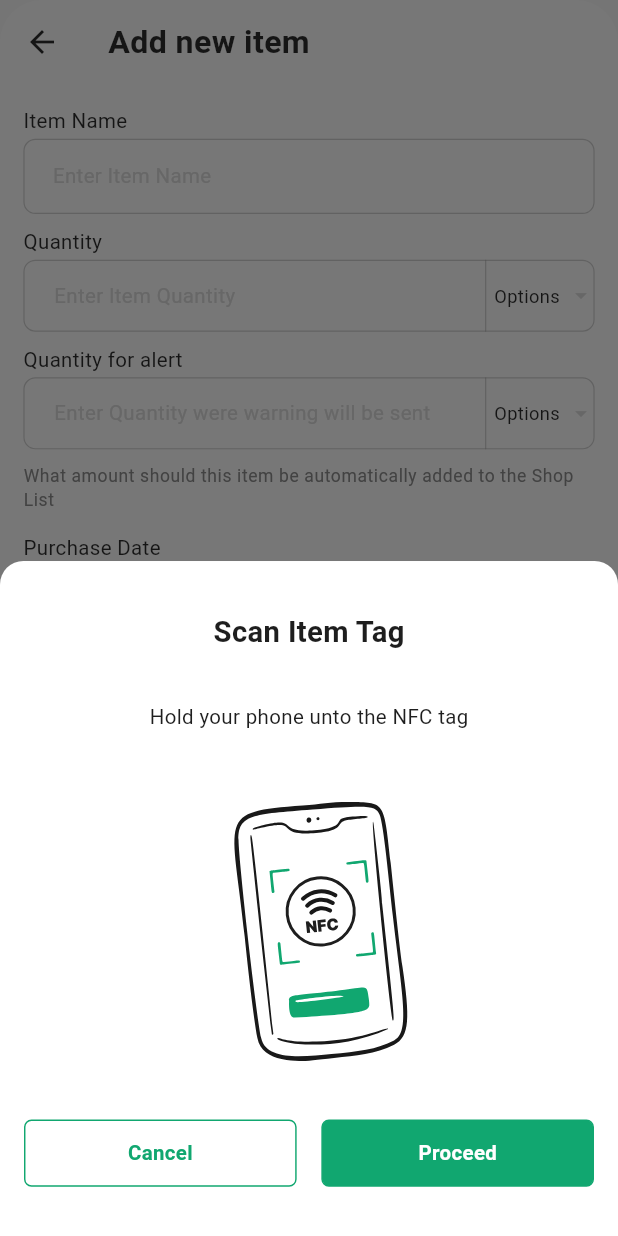
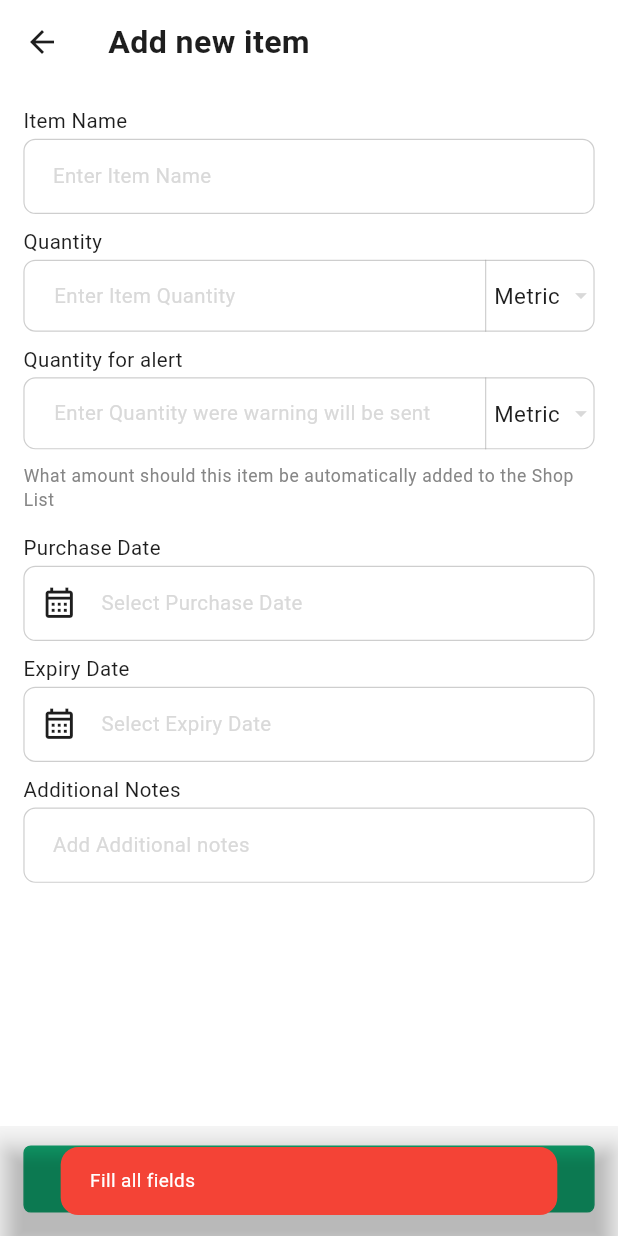
Before and after one commit to krysnkem/hng11-nfc-grocery-tracker, a Flutter app: the AddItemScreen screen opened directly, after a tap on "Save", on a phone screen of 412 x 824 dp. Run offline on Flutter 3.47's test engine with Material 3 defaults, Android fonts, the phone set to English and light mode, and no system bars; drawn by our look-alikes of oktoast; our stand-ins replace device_info_plus, equatable, flutter_riverpod, flutter_screenutil, flutter_secure_storage, flutter_svg; missing offline and left inert: nfc_manager; accounts and stored records are empty; Roboto replaces fonts that are missing (SF Pro Display).

Commit message:
add form validation for add item and edit item screens

```diff
--- a/lib/core/enums/enum.dart
+++ b/lib/core/enums/enum.dart
@@ -7,6 +7,17 @@ enum Metric {
   unit,
 }
 
-enum NfcReadStatus { success, error, empty, notForApp, cancel }
+enum NfcReadStatus {
+  success,
+  error,
+  empty,
+  notForApp,
+  cancel,
+}
 
-enum NfcWriteStatus { success, error, overwrite, cancel }
+enum NfcWriteStatus {
+  success,
+  error,
+  overwrite,
+  cancel,
+}
--- a/lib/screens/main/add-item/add-item-screen.dart
+++ b/lib/screens/main/add-item/add-item-screen.dart
@@ -1,27 +1,31 @@
+import 'dart:developer';
+
 import 'package:flutter/material.dart';
 import 'package:flutter/services.dart';
+import 'package:flutter_riverpod/flutter_riverpod.dart';
 import 'package:flutter_screenutil/flutter_screenutil.dart';
 import 'package:grocey_tag/core/constants/pallete.dart';
+import 'package:grocey_tag/core/enums/enum.dart';
+import 'package:grocey_tag/core/models/item.dart';
+import 'package:grocey_tag/providers/inventory_provider/inventory_provider.dart';
 import 'package:grocey_tag/utils/date-util.dart';
 import 'package:grocey_tag/utils/snack_message.dart';
-import 'package:grocey_tag/utils/validator.dart';
 import 'package:grocey_tag/utils/widget_extensions.dart';
 import 'package:grocey_tag/widgets/apptext.dart';
+import 'package:grocey_tag/widgets/drop_down_menu.dart';
+import 'package:grocey_tag/widgets/scan_tag/show_write_button_sheet.dart';
 import 'package:grocey_tag/widgets/text-field-widget.dart';
 
-import '../../../services/nfc_service.dart';
-import '../../../utils/app-bottom-sheet.dart';
 import '../../../widgets/app_button.dart';
-import '../../../widgets/scan-tage-widget.dart';
 
-class AddItemScreen extends StatefulWidget {
+class AddItemScreen extends ConsumerStatefulWidget {
   const AddItemScreen({super.key});
 
   @override
-  State<AddItemScreen> createState() => _AddItemScreenState();
+  ConsumerState<AddItemScreen> createState() => _AddItemScreenState();
 }
 
-class _AddItemScreenState extends State<AddItemScreen> {
+class _AddItemScreenState extends ConsumerState<AddItemScreen> {
   TextEditingController nameController = TextEditingController();
   TextEditingController quantityController = TextEditingController();
   TextEditingController warningQuantityController = TextEditingController();
@@ -37,11 +41,23 @@ class _AddItemScreenState extends State<AddItemScreen> {
   DateTime expiryDate = DateTime.now();
   DateTime? expires;
 
-  String? selectedOption;
-  List<String> data = ["Litres", "KGs", "Cups", "Packs", "Cartons"];
+  Metric? selectedMetric;
+  List<Metric> data = Metric.values;
 
-  onChangeData(String val) {
-    selectedOption = val;
+  @override
+  dispose() {
+    super.dispose();
+    nameController.dispose();
+    quantityController.dispose();
+    warningQuantityController.dispose();
+    additionalNoteController.dispose();
+    purchaseDateController.dispose();
+    expiryDateController.dispose();
+    selectedMetric = data.first;
+  }
+
+  onChangeData(val) {
+    selectedMetric = val;
     setState(() {});
   }
 
@@ -49,21 +65,57 @@ class _AddItemScreenState extends State<AddItemScreen> {
     setState(() {});
   }
 
-  submit() {
-    appBottomSheet(
-        ScanTagWidget(
-          onTap: () => _writeToNfcTag({
-            'itemName': nameController.text.trim(),
-            'itemQuantity': quantityController.text.trim(),
-            'price': warningQuantityController.text.trim(),
-          }),
-        ),
-        height: 462.sp);
+  bool get allFieldsComplete {
+    return nameController.text.isNotEmpty &&
+        nameController.text != ' ' &&
+        quantityController.text.isNotEmpty &&
+        quantityController.text != ' ' &&
+        warningQuantityController.text.isNotEmpty &&
+        warningQuantityController.text != ' ' &&
+        additionalNoteController.text.isNotEmpty &&
+        additionalNoteController.text != ' ' &&
+        purchaseDateController.text.isNotEmpty &&
+        purchaseDateController.text != ' ' &&
+        expiryDateController.text.isNotEmpty &&
+        expiryDateController.text != ' ' &&
+        selectedMetric != null;
   }
 
-  Future<void> _writeToNfcTag(Map<String, dynamic> data) async {
-    final NFCService nfcService = NFCService();
-    showCustomToast("Item Updated Successfully", success: true);
+  submit() async {
+    if (!allFieldsComplete) {
+      ScaffoldMessenger.of(context).showSnackBar(
+        SnackBar(
+          content: toast('Fill all fields', success: false),
+          backgroundColor: Colors.transparent,
+        ),
+      );
+      return;
+    }
+    final writeData = Item(
+      name: nameController.text.trim(),
+      quantity: int.parse(quantityController.text.trim()),
+      metric: selectedMetric!,
+      purchaseDate: purchaseDate,
+      expiryDate: expiryDate,
+      additionalNote: additionalNoteController.text.trim(),
+      threshold: int.parse(warningQuantityController.text.trim()),
+    );
+
+    final result = await showWriteButtonSheet(
+      context: context,
+      item: writeData,
+    );
+
+    if (result.status == NfcWriteStatus.success) {
+      toast('Item saved');
+      ref.read(inventoryProvider.notifier).register(writeData);
+    }
+
+    log('Result: ${result.status}');
+
+    if (result.error != null) {
+      toast(result.error!);
+    }
   }
 
   @override
@@ -103,7 +155,7 @@ class _AddItemScreenState extends State<AddItemScreen> {
                       suffixIcon: DropDownMenu(
                         onSelect: onChangeData,
                         data: data,
-                        selectedOption: selectedOption,
+                        selectedOption: selectedMetric,
                       ),
                       contentPadding: 16.sp.padH,
                       inputFormatters: [FilteringTextInputFormatter.digitsOnly],
@@ -117,7 +169,7 @@ class _AddItemScreenState extends State<AddItemScreen> {
                       suffixIcon: DropDownMenu(
                         onSelect: onChangeData,
                         data: data,
-                        selectedOption: selectedOption,
+                        selectedOption: selectedMetric,
                       ),
                       contentPadding: 16.sp.padH,
                       inputFormatters: [FilteringTextInputFormatter.digitsOnly],
@@ -163,6 +215,7 @@ class _AddItemScreenState extends State<AddItemScreen> {
                       controller: additionalNoteController,
                       onChanged: onChange,
                       hint: "Add Additional notes",
+                      maxLength: 20,
                     ),
                     10.sp.sbH,
                   ],
@@ -218,9 +271,10 @@ class _AddItemScreenState extends State<AddItemScreen> {
     if (date == null) return null;
     purchaseDate = date;
     purchased = date;
-    purchaseDateController =TextEditingController(text: DateUtil.toDates(purchaseDate));
+    purchaseDateController =
+        TextEditingController(text: DateUtil.toDates(purchaseDate));
     formKey.currentState?.validate();
-    setState(() { });
+    setState(() {});
   }
 
   Future pickExpiryDate({bool picDate = true}) async {
@@ -229,73 +283,9 @@ class _AddItemScreenState extends State<AddItemScreen> {
     if (date == null) return null;
     expiryDate = date;
     expires = date;
-    expiryDateController =TextEditingController(text: DateUtil.toDates(expiryDate));
+    expiryDateController =
+        TextEditingController(text: DateUtil.toDates(expiryDate));
     formKey.currentState?.validate();
-    setState(() { });
+    setState(() {});
   }
 }
-
-class DropDownMenu extends StatelessWidget {
-  final String? selectedOption;
-  final Function(String) onSelect;
-  final List<String> data;
-  const DropDownMenu(
-      {super.key,
-      required this.onSelect,
-      required this.data,
-      this.selectedOption});
-
-  @override
-  Widget build(BuildContext context) {
-    return Container(
-      height: 48.sp,
-      width: 75.sp,
-      alignment: Alignment.center,
-      decoration: BoxDecoration(
-        border: Border(
-          left: BorderSide(
-            color: Theme.of(context)
-                .disabledColor
-                .withOpacity(0.5), // Border color
-            width: 0.8, // Border width
-          ),
-        ),
-      ),
-      child: PopupMenuButton<String>(
-        onSelected: onSelect,
-        itemBuilder: (BuildContext context) {
-          return data.map((String choice) {
-            return PopupMenuItem<String>(
-              value: choice,
-              child: AppText(
-                choice,
-                weight: FontWeight.w600,
-              ),
-            );
-          }).toList();
-        },
-        child: Row(
-          children: [
-            5.sp.sbW,
-            Expanded(
-              child: FittedBox(
-                child: Padding(
-                  padding: 10.sp.padV,
-                  child: AppText(
-                    selectedOption ?? "Options",
-                    style: Theme.of(context)
-                        .textTheme
-                        .bodyMedium
-                        ?.copyWith(fontSize: 12),
-                  ),
-                ),
-              ),
-            ),
-            5.sp.sbW,
-            const Icon(Icons.arrow_drop_down),
-          ],
-        ),
-      ),
-    );
-  }
-}
--- a/lib/utils/snack_message.dart
+++ b/lib/utils/snack_message.dart
@@ -1,17 +1,12 @@
 import 'package:flutter/material.dart';
 import 'package:flutter_screenutil/flutter_screenutil.dart';
-import 'package:flutter_svg/svg.dart';
-import 'package:grocey_tag/services/navigation.service.dart';
 import 'package:oktoast/oktoast.dart';
 
 import '../core/constants/pallete.dart';
 import '../utils/widget_extensions.dart';
 import '../widgets/apptext.dart';
 
-
-Widget toast(String message, {bool? success, String? title}) {
-  BuildContext context = NavigationService().navigatorKey.currentState!.context;
-
+Widget toast(String message, {bool success = true, String? title}) {
   return Align(
     alignment: Alignment.topCenter,
     child: SafeArea(
@@ -25,9 +20,8 @@ Widget toast(String message, {bool? success, String? title}) {
             padding: EdgeInsets.symmetric(horizontal: 20.sp, vertical: 14.sp),
             width: double.infinity,
             decoration: BoxDecoration(
-                color: !success! ? Colors.red : primaryColor ,
-                borderRadius: BorderRadius.circular(12.sp)
-              ),
+                color: !success ? Colors.red : primaryColor,
+                borderRadius: BorderRadius.circular(12.sp)),
             child: Row(
               children: [
                 Expanded(
@@ -35,22 +29,22 @@ Widget toast(String message, {bool? success, String? title}) {
                     crossAxisAlignment: CrossAxisAlignment.start,
                     mainAxisAlignment: MainAxisAlignment.center,
                     children: [
-                        title != null? AppText(
-                          title??"",
+                      title != null
+                          ? AppText(
+                              title ?? "",
                               style: TextStyle(
                                   color: Colors.white,
                                   fontSize: 13.sp,
-                            fontWeight: FontWeight.w700
-                          ),
-                        ):0.0.sbW,
-                        title != null? 2.sp.sbH :0.0.sbW,
+                                  fontWeight: FontWeight.w700),
+                            )
+                          : 0.0.sbW,
+                      title != null ? 2.sp.sbH : 0.0.sbW,
                       AppText(
                         message,
                         style: TextStyle(
                             color: Colors.white,
                             fontSize: 13.sp,
-                            fontWeight: FontWeight.w400
-                          ),
+                            fontWeight: FontWeight.w400),
                       ),
                     ],
                   ),
@@ -66,12 +60,12 @@ Widget toast(String message, {bool? success, String? title}) {
 
 // styled! ?:
 
-showCustomToast(String message, {bool success = false, num? time, String? title, int? seconds}) {
-
+showCustomToast(String message,
+    {bool success = false, num? time, String? title, int? seconds}) {
   // toast message
   showToastWidget(
     toast(message, success: success, title: title),
-    duration: Duration(seconds: seconds?? 4),
+    duration: Duration(seconds: seconds ?? 4),
     onDismiss: () {},
   );
 }
--- /dev/null
+++ b/lib/widgets/drop_down_menu.dart
@@ -0,0 +1,89 @@
+import 'package:flutter/material.dart';
+import 'package:flutter_screenutil/flutter_screenutil.dart';
+import 'package:grocey_tag/utils/string-extensions.dart';
+import 'package:grocey_tag/utils/widget_extensions.dart';
+import 'package:grocey_tag/widgets/apptext.dart';
+
+class DropDownMenu<T> extends StatelessWidget {
+  final T? selectedOption;
+  final Function(T) onSelect;
+  final List<T> data;
+  final bool enabled;
+  const DropDownMenu({
+    super.key,
+    required this.onSelect,
+    required this.data,
+    this.selectedOption,
+    this.enabled = true,
+  });
+
+  @override
+  Widget build(BuildContext context) {
+    return Container(
+      height: 48.sp,
+      width: 75.sp,
+      alignment: Alignment.center,
+      decoration: BoxDecoration(
+        border: Border(
+          left: BorderSide(
+            color: Theme.of(context)
+                .disabledColor
+                .withOpacity(0.5), // Border color
+            width: 0.8, // Border width
+          ),
+        ),
+      ),
+      child: PopupMenuButton<T>(
+        onSelected: onSelect,
+        enabled: enabled,
+        itemBuilder: (BuildContext context) {
+          return data.map<PopupMenuItem<T>>((choice) {
+            return PopupMenuItem<T>(
+              value: choice,
+              child: Builder(builder: (context) {
+                var text = choice.toString();
+
+                if (choice is Enum) {
+                  text = (choice as Enum).name.toCapitalized();
+                }
+                return AppText(
+                  text,
+                  weight: FontWeight.w600,
+                );
+              }),
+            );
+          }).toList();
+        },
+        child: Row(
+          children: [
+            5.sp.sbW,
+            Expanded(
+              child: FittedBox(
+                child: Padding(
+                  padding: 10.sp.padV,
+                  child: Builder(
+                    builder: (context) {
+                      var text = selectedOption?.toString() ?? "Metric";
+                      if (selectedOption != null && selectedOption is Enum) {
+                        text = (selectedOption as Enum).name.toCapitalized();
+                      }
+                      return AppText(
+                        text,
+                        style: Theme.of(context)
+                            .textTheme
+                            .bodyMedium
+                            ?.copyWith(fontSize: 12),
+                      );
+                    },
+                  ),
+                ),
+              ),
+            ),
+            5.sp.sbW,
+            const Icon(Icons.arrow_drop_down),
+          ],
+        ),
+      ),
+    );
+  }
+}
```
Also changed, not shown: lib/screens/main/edit-item/edit-item-screen.dart (+127 -127 lines), lib/screens/main/home/home-screen.dart (+35 -11 lines), lib/screens/main/home/widgets/confirm_should_over_write.dart (added, +36 -0 lines), lib/screens/main/inventory/inventory.dart (+77 -18 lines). Lines whose indentation alone changed are shown as unchanged.
